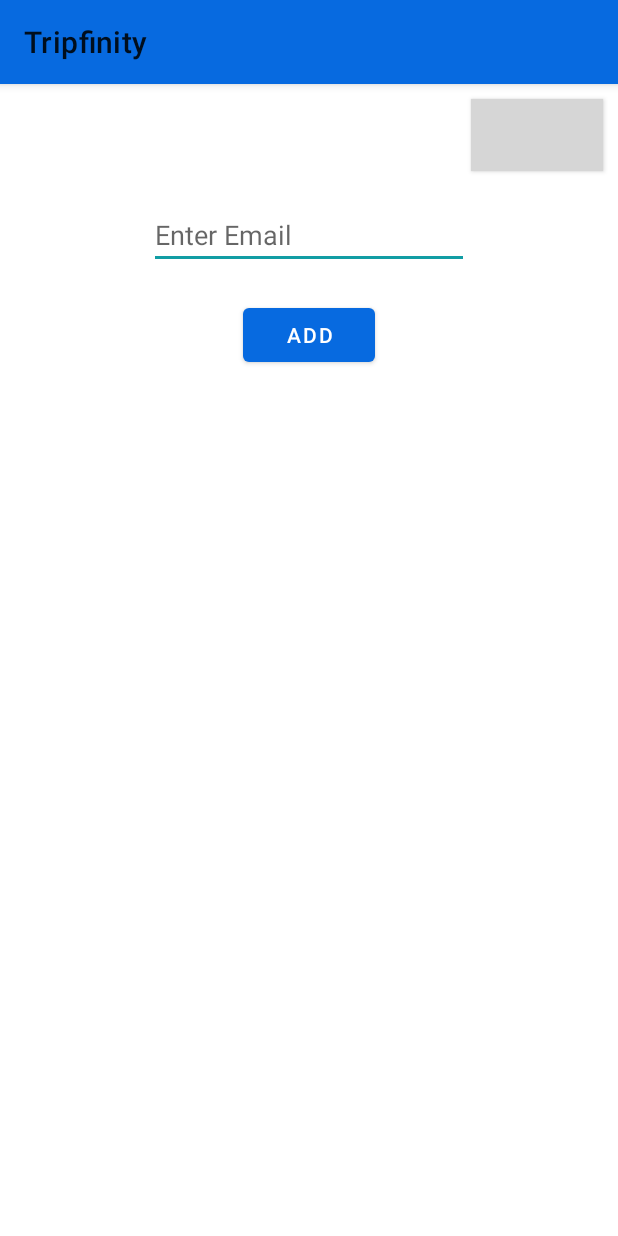
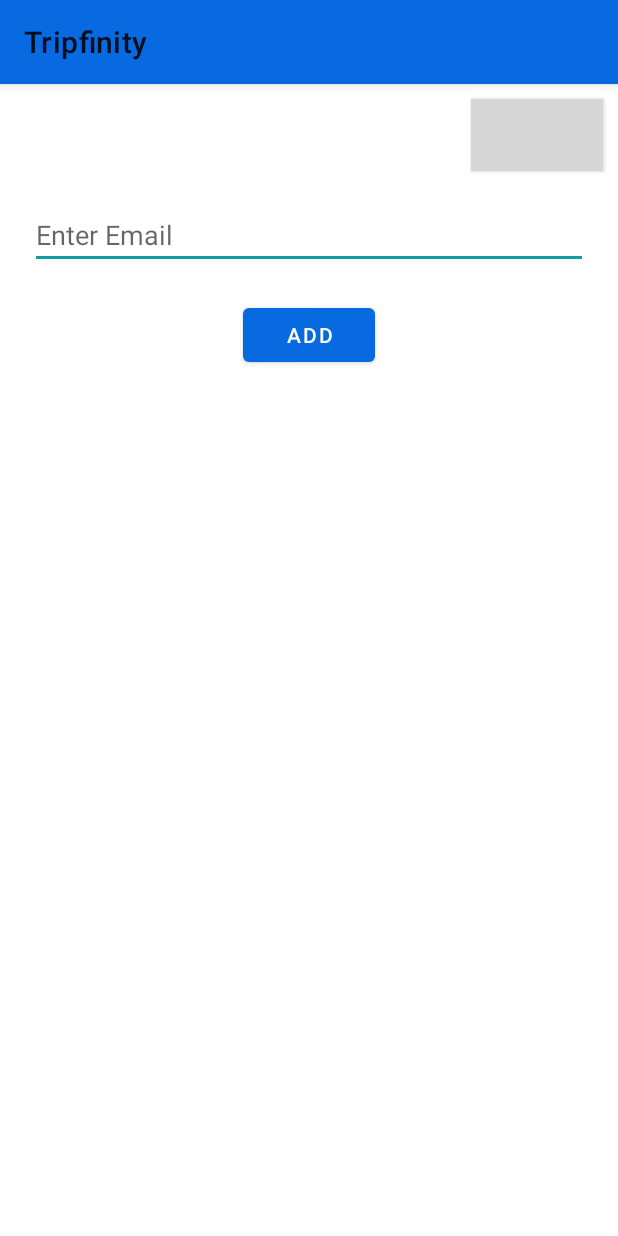
Before and after one commit to divsharma07/Tripfinity, an Android app: the InviteFragment screen opened directly, with no data from a screen before it, on a phone screen of 412 x 824 dp. Run offline under Robolectric (Android 15) with nearby library versions, the phone set to English and light mode, and no system bars; our stand-ins replace Firebase (no records; nobody signed in at launch, a user with empty details on screens opened directly); grey boxes are pictures that could not be loaded.

Commit message:
UI updated for invite users

```diff
--- a/app/src/main/java/com/app/tripfinity/view/InviteFragment.java
+++ b/app/src/main/java/com/app/tripfinity/view/InviteFragment.java
@@ -7,11 +7,13 @@ import androidx.lifecycle.ViewModelProvider;
 import androidx.recyclerview.widget.LinearLayoutManager;
 import androidx.recyclerview.widget.RecyclerView;
 
+import android.os.Handler;
 import android.view.LayoutInflater;
 import android.view.View;
 import android.view.ViewGroup;
 import android.widget.Button;
 import android.widget.EditText;
+import android.widget.ProgressBar;
 import android.widget.TextView;
 import android.widget.Toast;
 
@@ -43,6 +45,9 @@ public class InviteFragment extends Fragment {
     ArrayList<User> users;
     private RecyclerView recyclerView;
     private InviteUsersAdapter adapter;
+    private ProgressBar progressBar;
+    private final Handler progressHandler = new Handler();
+
 
     public InviteFragment() {
         // Required empty public constructor
@@ -66,7 +71,7 @@ public class InviteFragment extends Fragment {
         initInviteViewModel();
         initAuthViewModel();
         if (getArguments() != null) {
-            tripId = getArguments().getString("trip");
+            tripId = getArguments().getString("tripId");
         }
     }
 
@@ -77,10 +82,13 @@ public class InviteFragment extends Fragment {
         View view = inflater.inflate(R.layout.fragment_invite, container, false);
         Button inviteButton = view.findViewById(R.id.addUser);
         text = view.findViewById(R.id.editTextInviteEmail);
+        progressBar = view.findViewById(R.id.progressBar);
         users = new ArrayList<>();
-        if(getArguments() != null && getArguments().getSerializable("users") != null){
-            for(UserBio user : (ArrayList<User>) getArguments().getSerializable("users")){
-                users.add(new User(user.getUid(), user.getName(), user.getEmail()));
+        if(getArguments() != null){
+            if(getArguments().getSerializable("users") != null) {
+                for (UserBio user : (ArrayList<User>) getArguments().getSerializable("users")) {
+                    users.add(new User(user.getUid(), user.getName(), user.getEmail()));
+                }
             }
         }
         recyclerView = view.findViewById(R.id.inviteRecyclerView);
@@ -100,14 +108,25 @@ public class InviteFragment extends Fragment {
             adapter.notifyItemRemoved(position);
         };
         adapter = new InviteUsersAdapter(users, listener);
+        if(getArguments() != null && getArguments().getString("tripId") != null){
+            progressBar.setVisibility(ProgressBar.VISIBLE);
+            tripId = getArguments().getString("tripId");
+            inviteViewModel.getUsersInTrip(tripId).observe(getViewLifecycleOwner(), userList -> {
+                users.addAll(userList);
+                adapter.notifyItemRangeInserted(0, users.size());
+                progressHandler.post(() -> {
+                    progressBar.setVisibility(ProgressBar.GONE);
+                });
+            });
+        }
 
         recyclerView.setLayoutManager(rLayoutManager);
         recyclerView.setAdapter(adapter);
     }
 
     public void onInviteClicked(){
-        String userEmail = text.getText().toString();
-        if(!userEmail.trim().equals("")) {
+        String userEmail = text.getText().toString().trim();
+        if(!userEmail.equals("")) {
             inviteViewModel.checkUserExists(userEmail).observe(getViewLifecycleOwner(), user -> {
                 if (user == null) {
                     inviteUserToApp(userEmail);
@@ -115,7 +134,7 @@ public class InviteFragment extends Fragment {
                     addToUserList(user);
                     if (tripId != null) {
                         inviteViewModel.sendNotificationToUser(Objects.requireNonNull(firebaseAuth.getCurrentUser()).getDisplayName(), user.getFcmToken(), tripId);
-                        inviteViewModel.addUserToTrip(tripId);
+                        inviteViewModel.addUserToTrip(tripId, userEmail);
                     }
                 }
                 text.setText("");
@@ -163,6 +182,5 @@ public class InviteFragment extends Fragment {
                 })
                 .setNegativeButton("Cancel", (dialog, id) -> dialog.cancel());
         builder.create().show();
-
     }
 }
--- a/app/src/main/java/com/app/tripfinity/view/MainActivity.java
+++ b/app/src/main/java/com/app/tripfinity/view/MainActivity.java
@@ -107,12 +107,6 @@ public class MainActivity extends AppCompatActivity implements FirebaseAuth.Auth
                     return true;
                 }
             };
-
-    public void goToInviteActivity(View view) {
-        Intent intent = new Intent(this, InviteActivity.class);
-        startActivity(intent);
-        finish();
-    }
 
     private void initializeMainActivityViewModel() {
         mainActivityViewModel = new ViewModelProvider(this).get(MainActivityViewModel.class);
--- a/app/src/main/java/com/app/tripfinity/view/Tripfinity.java
+++ b/app/src/main/java/com/app/tripfinity/view/Tripfinity.java
@@ -44,8 +44,7 @@ public class Tripfinity extends AppCompatActivity {
                             getSupportFragmentManager().beginTransaction().replace(R.id.fragment_container2, ItineraryViewActivity.class, bundle).commit();
                             break;
                         case R.id.nav_group:
-                            //
-                            //getSupportFragmentManager().beginTransaction().replace(R.id.fragment_container2, ItineraryViewActivity.class, bundle).commit();
+                            getSupportFragmentManager().beginTransaction().replace(R.id.fragment_container2, InviteFragment.class, bundle).commit();
                             break;
                         case R.id.nav_message:
                             getSupportFragmentManager().beginTransaction().replace(R.id.fragment_container2, MessagingFragment.class, bundle).commit();
--- a/app/src/main/java/com/app/tripfinity/viewholders/InviteUserViewHolder.java
+++ b/app/src/main/java/com/app/tripfinity/viewholders/InviteUserViewHolder.java
@@ -12,10 +12,12 @@ import com.app.tripfinity.listeners.RemoveInviteClickListener;
 
 public class InviteUserViewHolder extends RecyclerView.ViewHolder {
     public TextView user;
+    public TextView userEmail;
     public ImageButton delete;
     public InviteUserViewHolder(@NonNull View itemView, RemoveInviteClickListener listener) {
         super(itemView);
         user = itemView.findViewById(R.id.user_list_item);
+        userEmail = itemView.findViewById(R.id.user_list_email);
         delete = itemView.findViewById(R.id.remove_user);
         delete.setOnClickListener(v-> {
             if(listener != null){
--- a/app/src/main/res/layout/fragment_invite.xml
+++ b/app/src/main/res/layout/fragment_invite.xml
@@ -18,7 +18,7 @@
 
     <EditText
         android:id="@+id/editTextInviteEmail"
-        android:layout_width="wrap_content"
+        android:layout_width="match_parent"
         android:layout_height="wrap_content"
         android:ems="10"
         android:inputType="textEmailAddress"
@@ -38,4 +38,19 @@
         app:layout_constraintStart_toStartOf="parent"
         app:layout_constraintTop_toBottomOf="@id/addUser"/>
 
+    <ProgressBar
+        android:id="@+id/progressBar"
+        style="?android:attr/progressBarStyle"
+        android:layout_width="match_parent"
+        android:layout_height="wrap_content"
+        app:layout_constraintTop_toTopOf="parent"
+        app:layout_constraintBottom_toBottomOf="parent"
+        app:layout_constraintLeft_toLeftOf="parent"
+        app:layout_constraintRight_toRightOf="parent"
+        android:layout_marginLeft="16dp"
+        android:layout_marginRight="16dp"
+        android:indeterminate="true"
+        android:max="100"
+        android:visibility="gone"/>
+
 </androidx.constraintlayout.widget.ConstraintLayout>
```
Also changed, not shown: app/src/main/java/com/app/tripfinity/adapters/InviteUsersAdapter.java (+7 -1 lines), app/src/main/java/com/app/tripfinity/repository/InviteRepository.java (+29 -7 lines), app/src/main/java/com/app/tripfinity/viewmodel/InviteViewModel.java (+6 -2 lines), app/src/main/res/layout/invite_user_list_view.xml (+32 -6 lines), 1 other file.
